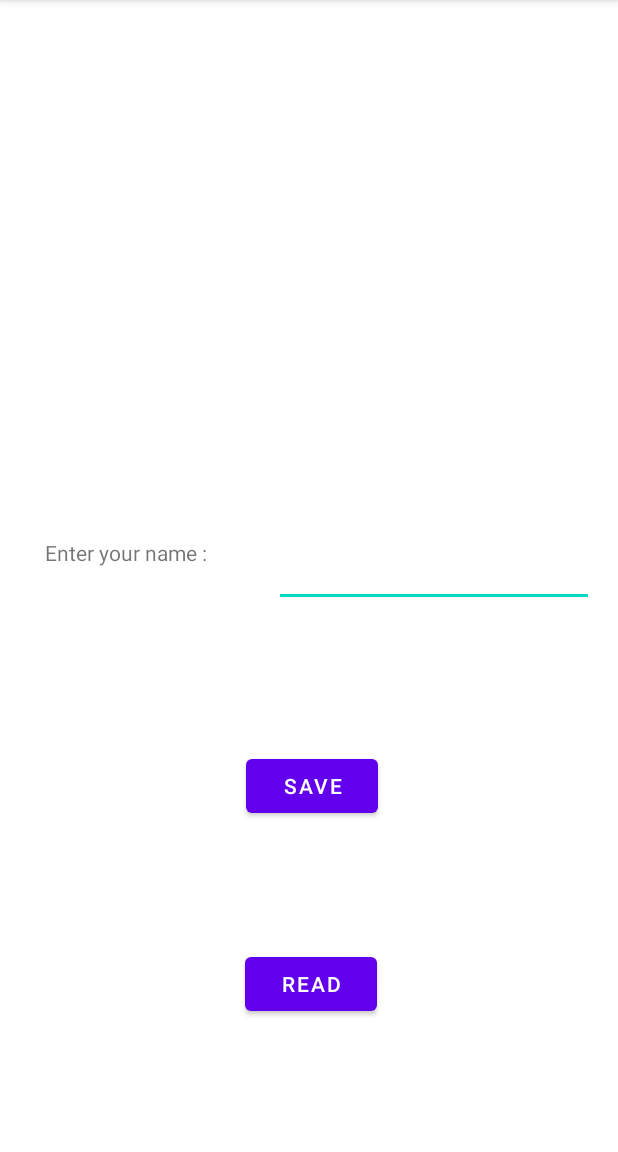
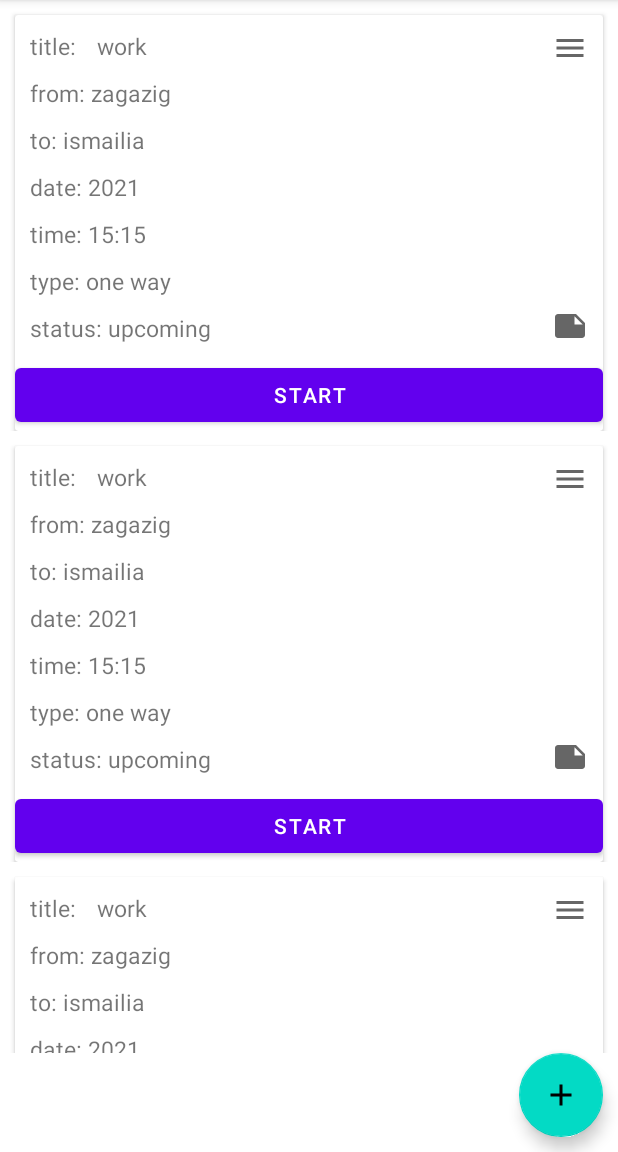
Before and after one commit to fayza55elshorbagy/TripReminder, an Android app: the screen it shows after launch (MainActivity before the commit, UpcomingTrip after it), on a phone screen of 412 x 824 dp, the part 84-1236 px from its top. Run offline under Robolectric (Android 15) with nearby library versions, the phone set to English and light mode, and no system bars.

Commit message:
AN: upcoming activity recycler view

```diff
--- a/app/build.gradle
+++ b/app/build.gradle
@@ -30,14 +30,17 @@ android {
 }
 
 dependencies {
-
+    implementation "androidx.cardview:cardview:1.0.0"
     implementation 'androidx.appcompat:appcompat:1.2.0'
     implementation 'com.google.android.material:material:1.2.1'
     implementation 'androidx.constraintlayout:constraintlayout:2.0.4'
     implementation 'com.google.firebase:firebase-database:19.2.1'
+
+    implementation 'com.google.android.libraries.places:places:2.4.0'
     testImplementation 'junit:junit:4.+'
     androidTestImplementation 'androidx.test.ext:junit:1.1.2'
     androidTestImplementation 'androidx.test.espresso:espresso-core:3.3.0'
     implementation platform('com.google.firebase:firebase-bom:26.3.0')
     implementation 'com.google.firebase:firebase-analytics'
+
 }
--- a/app/src/main/java/com/example/tripreminder/MainActivity.java
+++ b/app/src/main/java/com/example/tripreminder/MainActivity.java
@@ -27,6 +27,7 @@ public class MainActivity extends AppCompatActivity {
 
     public void save(View view) {
         String WritedName = name.getText().toString();
+        databaseReference.getKey();
         databaseReference.setValue(WritedName);
     }
 
--- /dev/null
+++ b/app/src/main/java/com/example/tripreminder/UpcomingTrip.java
@@ -0,0 +1,50 @@
+package com.example.tripreminder;
+
+import androidx.appcompat.app.AppCompatActivity;
+import androidx.recyclerview.widget.RecyclerView;
+
+import android.os.Bundle;
+import android.view.View;
+import android.widget.Button;
+
+import com.example.tripreminder.adapters.UpcomingTripAdapter;
+import com.example.tripreminder.beans.Trip;
+import com.google.android.material.floatingactionbutton.FloatingActionButton;
+
+import java.util.ArrayList;
+import java.util.List;
+
+public class UpcomingTrip extends AppCompatActivity {
+    RecyclerView recyclerView;
+    UpcomingTripAdapter adapter;
+    List<Trip> tripList;
+    FloatingActionButton addBtn;
+    @Override
+    protected void onCreate(Bundle savedInstanceState) {
+        super.onCreate(savedInstanceState);
+        setContentView(R.layout.activity_upcoming_trip);
+        tripList=new ArrayList<>();
+        tripList.add(new Trip("work","zagazig","ismailia","2021","15:15","one way","upcoming"));
+        tripList.add(new Trip("work","zagazig","ismailia","2021","15:15","one way","upcoming"));
+        tripList.add(new Trip("work","zagazig","ismailia","2021","15:15","one way","upcoming"));
+        tripList.add(new Trip("work","zagazig","ismailia","2021","15:15","one way","upcoming"));
+        tripList.add(new Trip("work","zagazig","ismailia","2021","15:15","one way","upcoming"));
+        tripList.add(new Trip("work","zagazig","ismailia","2021","15:15","one way","upcoming"));
+        tripList.add(new Trip("work","zagazig","ismailia","2021","15:15","one way","upcoming"));
+        tripList.add(new Trip("work","zagazig","ismailia","2021","15:15","one way","upcoming"));
+        tripList.add(new Trip("work","zagazig","ismailia","2021","15:15","one way","upcoming"));
+        recyclerView=findViewById(R.id.recView);
+        adapter=new UpcomingTripAdapter(tripList);
+        recyclerView.setAdapter(adapter);
+        addBtn=findViewById(R.id.addBtn);
+
+        addBtn.setOnClickListener(new View.OnClickListener() {
+            @Override
+            public void onClick(View v) {
+                tripList.add(0,new Trip("test","zagazig","ismailia","2021","15:15","one way","upcoming"));
+                adapter.notifyDataSetChanged();
+            }
+        });
+
+    }
+}
--- /dev/null
+++ b/app/src/main/java/com/example/tripreminder/adapters/UpcomingTripAdapter.java
@@ -0,0 +1,131 @@
+package com.example.tripreminder.adapters;
+import com.example.tripreminder.R;
+import com.example.tripreminder.UpcomingTrip;
+import com.example.tripreminder.beans.Trip;
+import android.view.LayoutInflater;
+import android.view.MenuItem;
+import android.view.View;
+import android.view.ViewGroup;
+import android.widget.Button;
+import android.widget.ImageView;
+import android.widget.PopupMenu;
+import android.widget.TextView;
+import android.widget.Toast;
+
+import androidx.annotation.NonNull;
+import androidx.recyclerview.widget.RecyclerView;
+
+import java.util.List;
+
+public class UpcomingTripAdapter extends RecyclerView.Adapter<UpcomingTripAdapter.ViewHolder> {
+    List<Trip> trips;
+
+    public UpcomingTripAdapter(List<Trip> trips) {
+        this.trips = trips;
+    }
+
+    @NonNull
+    @Override
+    public ViewHolder onCreateViewHolder(@NonNull ViewGroup parent, int viewType) {
+        int layout = R.layout.trip_item;
+        View view = LayoutInflater.from(parent.getContext()).inflate(R.layout.trip_item, parent, false);
+        ViewHolder viewHolder = new ViewHolder(view);
+        return viewHolder;
+    }
+
+    @Override
+    public void onBindViewHolder(@NonNull ViewHolder holder, int position) {
+        Trip trip = trips.get(position);
+        holder.title.setText(trip.getTitle());
+        holder.from.setText(trip.getFrom());
+        holder.to.setText(trip.getTo());
+        holder.date.setText(trip.getDate());
+        holder.time.setText(trip.getTime());
+        holder.type.setText(trip.getType());
+        holder.status.setText(trip.getStatus());
+
+
+    }
+
+    @Override
+    public int getItemCount() {
+        return trips.size();
+    }
+
+    public class ViewHolder extends RecyclerView.ViewHolder implements PopupMenu.OnMenuItemClickListener {
+        TextView title;
+        TextView from;
+        TextView to;
+        TextView date;
+        TextView time;
+        TextView type;
+        TextView status;
+        ImageView menu;
+        ImageView note;
+        Button startBtn;
+
+        public ViewHolder(@NonNull View itemView) {
+            super(itemView);
+            title = itemView.findViewById(R.id.titleView);
+            from = itemView.findViewById(R.id.fromView);
+            to = itemView.findViewById(R.id.toView);
+            date = itemView.findViewById(R.id.dateView);
+            time = itemView.findViewById(R.id.timeView);
+            type = itemView.findViewById(R.id.typeView);
+            status = itemView.findViewById(R.id.statusView);
+            menu = itemView.findViewById(R.id.menu);
+            note = itemView.findViewById(R.id.note);
+            startBtn = itemView.findViewById(R.id.startBtn);
+            menu.setOnClickListener(new View.OnClickListener() {
+                @Override
+                public void onClick(View v) {
+                    PopupMenu popupMenu = new PopupMenu(v.getContext(), v);
+                    popupMenu.setOnMenuItemClickListener(ViewHolder.this::onMenuItemClick);
+                    popupMenu.inflate(R.menu.popup_menu);
+                    popupMenu.show();
+                }
+            });
+            itemView.setOnClickListener(new View.OnClickListener() {
+                @Override
+                public void onClick(View v) {
+                    Toast.makeText(itemView.getContext(), "click" + getAdapterPosition(), Toast.LENGTH_SHORT).show();
+                }
+            });
+            note.setOnClickListener(new View.OnClickListener() {
+                @Override
+                public void onClick(View v) {
+                    Toast.makeText(itemView.getContext(), "Note Click", Toast.LENGTH_SHORT).show();
+                }
+            });
+
+            startBtn.setOnClickListener(new View.OnClickListener() {
+                @Override
+                public void onClick(View v) {
+
+                }
+            });
+        }
+
+        @Override
+        public boolean onMenuItemClick(MenuItem item) {
+            switch (item.getItemId()) {
+                case R.id.notes:
+                    Toast.makeText(startBtn.getContext(), "you clicked on notes", Toast.LENGTH_SHORT).show();
+                    return true;
+                case R.id.edit:
+                    Toast.makeText(startBtn.getContext(), "you clicked on edit", Toast.LENGTH_SHORT).show();
+                    return true;
+                case R.id.delete:
+                    Toast.makeText(startBtn.getContext(), "you clicked on delete", Toast.LENGTH_SHORT).show();
+                    return true;
+                case R.id.cancel:
+                    Toast.makeText(startBtn.getContext(), "you clicked on cancel", Toast.LENGTH_SHORT).show();
+                    return true;
+                default:
+                    return false;
+            }
+
+
+        }
+    }
+}
--- /dev/null
+++ b/app/src/main/java/com/example/tripreminder/beans/Trip.java
@@ -0,0 +1,80 @@
+package com.example.tripreminder.beans;
+
+public class Trip {
+    String title;
+    String from;
+    String to;
+    String date;
+    String time;
+    String type;
+    String status;
+
+    public Trip(String title, String from, String to, String date, String time, String type, String status) {
+        this.title = title;
+        this.from = from;
+        this.to = to;
+        this.date = date;
+        this.time = time;
+        this.type = type;
+        this.status = status;
+    }
+
+    public Trip() {
+    }
+
+    public String getStatus() {
+        return status;
+    }
+
+    public void setStatus(String status) {
+        this.status = status;
+    }
+
+    public String getTitle() {
+        return title;
+    }
+
+    public void setTitle(String title) {
+        this.title = title;
+    }
+
+    public String getFrom() {
+        return from;
+    }
+
+    public void setFrom(String from) {
+        this.from = from;
+    }
+
+    public String getTo() {
+        return to;
+    }
+
+    public void setTo(String to) {
+        this.to = to;
+    }
+
+    public String getDate() {
+        return date;
+    }
+
+    public void setDate(String date) {
+        this.date = date;
+    }
+
+    public String getTime() {
+        return time;
+    }
+
+    public void setTime(String time) {
+        this.time = time;
+    }
+
+    public String getType() {
+        return type;
+    }
+
+    public void setType(String type) {
+        this.type = type;
+    }
+}
--- /dev/null
+++ b/app/src/main/res/drawable/ic_add.xml
@@ -0,0 +1,10 @@
+<vector xmlns:android="http://schemas.android.com/apk/res/android"
+    android:width="24dp"
+    android:height="24dp"
+    android:viewportWidth="24"
+    android:viewportHeight="24"
+    android:tint="?attr/colorControlNormal">
+  <path
+      android:fillColor="@android:color/white"
+      android:pathData="M19,13h-6v6h-2v-6H5v-2h6V5h2v6h6v2z"/>
+</vector>
--- /dev/null
+++ b/app/src/main/res/drawable/ic_menu.xml
@@ -0,0 +1,10 @@
+<vector xmlns:android="http://schemas.android.com/apk/res/android"
+    android:width="24dp"
+    android:height="24dp"
+    android:viewportWidth="24"
+    android:viewportHeight="24"
+    android:tint="?attr/colorControlNormal">
+  <path
+      android:fillColor="@android:color/white"
+      android:pathData="M3,18h18v-2L3,16v2zM3,13h18v-2L3,11v2zM3,6v2h18L21,6L3,6z"/>
+</vector>
--- /dev/null
+++ b/app/src/main/res/drawable/ic_note.xml
@@ -0,0 +1,10 @@
+<vector xmlns:android="http://schemas.android.com/apk/res/android"
+    android:width="24dp"
+    android:height="24dp"
+    android:viewportWidth="24"
+    android:viewportHeight="24"
+    android:tint="?attr/colorControlNormal">
+  <path
+      android:fillColor="@android:color/white"
+      android:pathData="M22,10l-6,-6L4,4c-1.1,0 -2,0.9 -2,2v12.01c0,1.1 0.9,1.99 2,1.99l16,-0.01c1.1,0 2,-0.89 2,-1.99v-8zM15,5.5l5.5,5.5L15,11L15,5.5z"/>
+</vector>
--- /dev/null
+++ b/app/src/main/res/layout/activity_upcoming_trip.xml
@@ -0,0 +1,29 @@
+<?xml version="1.0" encoding="utf-8"?>
+<androidx.constraintlayout.widget.ConstraintLayout xmlns:android="http://schemas.android.com/apk/res/android"
+    xmlns:app="http://schemas.android.com/apk/res-auto"
+    xmlns:tools="http://schemas.android.com/tools"
+    android:layout_width="match_parent"
+    android:layout_height="match_parent"
+    tools:context=".UpcomingTrip">
+<androidx.recyclerview.widget.RecyclerView
+    android:id="@+id/recView"
+    android:layout_width="match_parent"
+    android:layout_height="0dp"
+    app:layout_constraintTop_toTopOf="parent"
+    app:layout_constraintStart_toStartOf="parent"
+    app:layout_constraintBottom_toTopOf="@id/addBtn"
+    app:layoutManager="androidx.recyclerview.widget.LinearLayoutManager"
+    tools:listitem="@layout/trip_item"
+    />
+
+    <com.google.android.material.floatingactionbutton.FloatingActionButton
+        android:id="@+id/addBtn"
+        android:layout_width="wrap_content"
+        android:layout_height="wrap_content"
+        android:clickable="true"
+        app:srcCompat="@drawable/ic_add"
+        app:layout_constraintEnd_toEndOf="parent"
+        app:layout_constraintBottom_toBottomOf="parent"
+        android:layout_margin="10dp"/>
+
+</androidx.constraintlayout.widget.ConstraintLayout>
--- /dev/null
+++ b/app/src/main/res/layout/trip_item.xml
@@ -0,0 +1,166 @@
+<?xml version="1.0" encoding="utf-8"?>
+<androidx.constraintlayout.widget.ConstraintLayout xmlns:android="http://schemas.android.com/apk/res/android"
+    android:layout_width="match_parent"
+    android:layout_height="wrap_content"
+    xmlns:app="http://schemas.android.com/apk/res-auto">
+<androidx.cardview.widget.CardView
+    android:layout_width="match_parent"
+    android:layout_height="wrap_content"
+    app:layout_constraintTop_toTopOf="parent"
+    app:layout_constraintStart_toStartOf="parent"
+    android:layout_margin="10dp"
+    app:cardElevation="@dimen/cardview_default_radius">
+    <androidx.constraintlayout.widget.ConstraintLayout
+        android:layout_width="match_parent"
+        android:layout_height="wrap_content">
+        <TextView
+            android:id="@+id/titleLabel"
+            android:layout_width="wrap_content"
+            android:layout_height="wrap_content"
+            app:layout_constraintTop_toTopOf="parent"
+            app:layout_constraintStart_toStartOf="parent"
+            android:layout_margin="10dp"
+            android:text="title: "
+            android:textSize="15sp"/>
+        <TextView
+            android:id="@+id/titleView"
+            android:layout_width="wrap_content"
+            android:layout_height="wrap_content"
+            app:layout_constraintTop_toTopOf="parent"
+            app:layout_constraintStart_toEndOf="@id/titleLabel"
+            android:layout_margin="10dp"
+            android:textSize="15sp"
+            android:text="work"/>
+        <TextView
+            android:id="@+id/fromLabel"
+            android:layout_width="wrap_content"
+            android:layout_height="wrap_content"
+            app:layout_constraintStart_toStartOf="parent"
+            app:layout_constraintTop_toBottomOf="@id/titleLabel"
+            android:text="from: "
+            android:layout_margin="10dp"
+            android:textSize="15sp"/>
+        <TextView
+            android:id="@+id/fromView"
+            android:layout_width="wrap_content"
+            android:layout_height="wrap_content"
+            app:layout_constraintStart_toEndOf="@id/fromLabel"
+            app:layout_constraintTop_toTopOf="@id/fromLabel"
+            android:hint="Zagazig"
+            android:textSize="15sp"/>
+        <TextView
+            android:id="@+id/toLabel"
+            android:layout_width="wrap_content"
+            android:layout_height="wrap_content"
+            app:layout_constraintStart_toStartOf="parent"
+            app:layout_constraintTop_toBottomOf="@id/fromLabel"
+            android:text="to: "
+            android:layout_margin="10dp"
+            android:textSize="15sp"/>
+        <TextView
+            android:id="@+id/toView"
+            android:layout_width="wrap_content"
+            android:layout_height="wrap_content"
+            app:layout_constraintStart_toEndOf="@id/toLabel"
+            app:layout_constraintTop_toTopOf="@id/toLabel"
+            android:hint="Ismalia"
+            android:textSize="15sp"/>
+        <TextView
+            android:id="@+id/dateLabel"
+            android:layout_width="wrap_content"
+            android:layout_height="wrap_content"
+            app:layout_constraintStart_toStartOf="parent"
+            app:layout_constraintTop_toBottomOf="@id/toLabel"
+            android:text="date: "
+            android:layout_margin="10dp"
+            android:textSize="15sp"/>
+        <TextView
+            android:id="@+id/dateView"
+            android:layout_width="wrap_content"
+            android:layout_height="wrap_content"
+            app:layout_constraintStart_toEndOf="@id/dateLabel"
+            app:layout_constraintTop_toTopOf="@id/dateLabel"
+            android:hint="28/1/2021"
+            android:textSize="15sp"/>
+        <TextView
+            android:id="@+id/timeLabel"
+            android:layout_width="wrap_content"
+            android:layout_height="wrap_content"
+            app:layout_constraintStart_toStartOf="parent"
+            app:layout_constraintTop_toBottomOf="@id/dateLabel"
+            android:text="time: "
+            android:layout_margin="10dp"
+            android:textSize="15sp"/>
+        <TextView
+            android:id="@+id/timeView"
+            android:layout_width="wrap_content"
+            android:layout_height="wrap_content"
+            app:layout_constraintStart_toEndOf="@id/timeLabel"
+            app:layout_constraintTop_toTopOf="@id/timeLabel"
+            android:hint="15:13"
+            android:textSize="15sp"/>
+        <TextView
+            android:id="@+id/typeLabel"
+            android:layout_width="wrap_content"
+            android:layout_height="wrap_content"
+            app:layout_constraintStart_toStartOf="parent"
+            app:layout_constraintTop_toBottomOf="@id/timeLabel"
+            android:text="type: "
+            android:layout_margin="10dp"
+            android:textSize="15sp"/>
+        <TextView
+            android:id="@+id/typeView"
+            android:layout_width="wrap_content"
+            android:layout_height="wrap_content"
+            app:layout_constraintStart_toEndOf="@id/typeLabel"
+            app:layout_constraintTop_toTopOf="@id/typeLabel"
+            android:hint="one way"
+            android:textSize="15sp"/>
+        <TextView
+            android:id="@+id/statusLabel"
+            android:layout_width="wrap_content"
+            android:layout_height="wrap_content"
+            app:layout_constraintStart_toStartOf="parent"
+            app:layout_constraintTop_toBottomOf="@id/typeLabel"
+            app:layout_constraintBottom_toTopOf="@id/startBtn"
+            android:text="status: "
+            android:layout_margin="10dp"
+            android:textSize="15sp"/>
+        <TextView
+            android:id="@+id/statusView"
+            android:layout_width="wrap_content"
+            android:layout_height="wrap_content"
+            app:layout_constraintStart_toEndOf="@id/statusLabel"
+            app:layout_constraintTop_toTopOf="@id/statusLabel"
+            android:hint="upcoming"
+            android:textSize="15sp"/>
+        <ImageView
+            android:id="@+id/menu"
+            android:layout_width="wrap_content"
+            android:layout_height="wrap_content"
+            app:layout_constraintTop_toTopOf="parent"
+            app:layout_constraintEnd_toEndOf="parent"
+            android:src="@drawable/ic_menu"
+            android:layout_margin="10dp"
+            android:onClick="popup"
+            />
+        <ImageView
+            android:id="@+id/note"
+            android:layout_width="wrap_content"
+            android:layout_height="wrap_content"
+            app:layout_constraintBottom_toTopOf="@id/startBtn"
+            app:layout_constraintEnd_toEndOf="parent"
+            android:src="@drawable/ic_note"
+            android:layout_margin="10dp"
+            />
+        <Button
+            android:id="@+id/startBtn"
+            android:layout_width="match_parent"
+            android:layout_height="wrap_content"
+            android:text="start"
+            app:layout_constraintBottom_toBottomOf="parent"
+            />
+
+    </androidx.constraintlayout.widget.ConstraintLayout>
+</androidx.cardview.widget.CardView>
+</androidx.constraintlayout.widget.ConstraintLayout>
--- /dev/null
+++ b/app/src/main/res/menu/popup_menu.xml
@@ -0,0 +1,12 @@
+<?xml version="1.0" encoding="utf-8"?>
+<menu xmlns:android="http://schemas.android.com/apk/res/android">
+<item android:id="@+id/notes"
+    android:title="Notes"/>
+    <item android:id="@+id/edit"
+        android:title="Edit"/>
+    <item android:id="@+id/delete"
+        android:title="Delete"/>
+    <item android:id="@+id/cancel"
+        android:title="Cancel"/>
+
+</menu>
--- /dev/null
+++ b/app/src/main/res/values-round/strings.xml
@@ -0,0 +1,3 @@
+<resources>
+    <string name="hello_world">Hello Round World!</string>
+</resources>
--- /dev/null
+++ b/app/src/main/res/values/dimens.xml
@@ -0,0 +1,15 @@
+<?xml version="1.0" encoding="utf-8"?>
+<resources>
+    <!--
+    Because the window insets on round devices are larger than 15dp, this padding only applies
+    to square screens.
+    -->
+    <dimen name="box_inset_layout_padding">0dp</dimen>
+
+    <!--
+    This padding applies to both square and round screens. The total padding between the buttons
+    and the window insets is box_inset_layout_padding (above variable) on square screens and
+    inner_frame_layout_padding (below variable) on round screens.
+    -->
+    <dimen name="inner_frame_layout_padding">5dp</dimen>
+</resources>
--- a/app/src/main/res/values/strings.xml
+++ b/app/src/main/res/values/strings.xml
@@ -1,3 +1,9 @@
 <resources>
     <string name="app_name">TripReminder</string>
+    <string name="title_activity_upcoming_trip">UpcomingTrip</string>
+    <!--
+    This string is used for square devices and overridden by hello_world in
+    values-round/strings.xml for round devices.
+    -->
+    <string name="hello_world">Hello Square World!</string>
 </resources>
--- a/build.gradle
+++ b/build.gradle
@@ -5,7 +5,7 @@ buildscript {
         jcenter()
     }
     dependencies {
-        classpath "com.android.tools.build:gradle:4.1.1"
+        classpath 'com.android.tools.build:gradle:4.1.2'
         classpath 'com.google.gms:google-services:4.3.4'
         // NOTE: Do not place your application dependencies here; they belong
         // in the individual module build.gradle files
```
Also changed, not shown: app/src/main/AndroidManifest.xml (+13 -2 lines), 1 other file.
